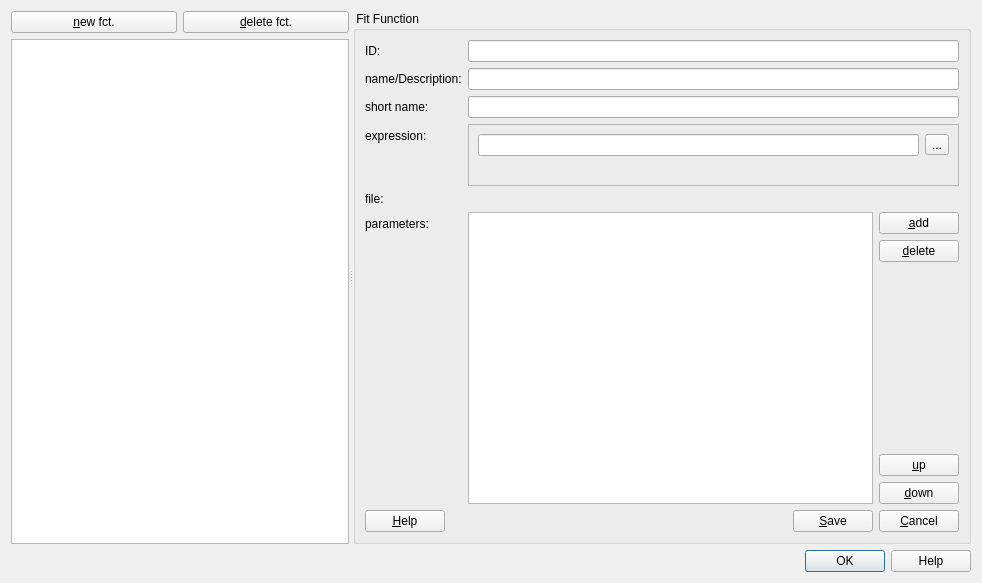
Old version of the form application/userfitfunctionseditor.ui in the repository jkriege2/QuickFit3.
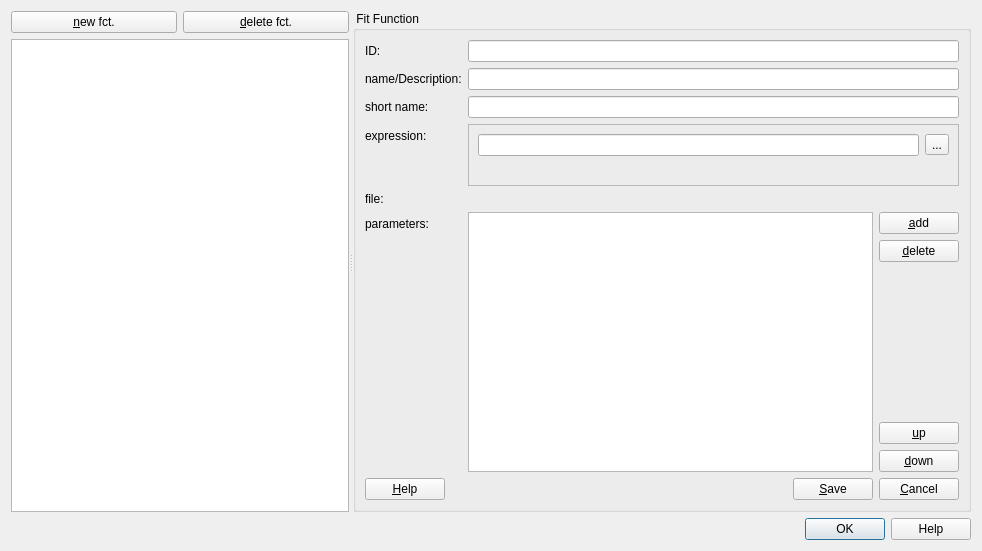
New version of the form. Icons and pictures are not drawn. Custom widgets are drawn as their Qt base class.

Patch:
```diff
--- a/application/userfitfunctionseditor.ui
+++ b/application/userfitfunctionseditor.ui
@@ -7,7 +7,7 @@
     <x>0</x>
     <y>0</y>
     <width>982</width>
-    <height>583</height>
+    <height>551</height>
    </rect>
   </property>
   <property name="windowTitle">
```
